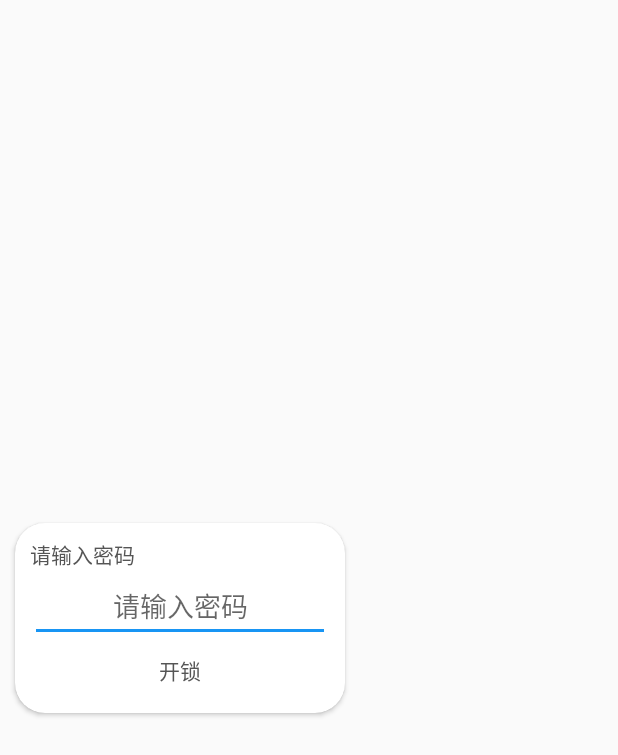
After one commit to ayuanindex/SmartHomeVersion2, an Android app: the layout item_passoword.xml on its own in the app's theme, with its tools: preview values and no code run, on a phone screen of 412 x 824 dp. The commit adds this screen. Shown: the top 755 px of the screen. Run offline under Robolectric (Android 15) with nearby library versions, the phone set to English and light mode, and no system bars.

```diff
--- a/app/src/main/java/com/realmax/smarthomeversion2/audio/VoiceToMessage.java
+++ b/app/src/main/java/com/realmax/smarthomeversion2/audio/VoiceToMessage.java
@@ -182,7 +182,7 @@ public class VoiceToMessage {
                 .maxAudioStartSilenceTime(10000)
                 // 音量回调时间
                 .minVolumeCallbackTime(80)
-                .sensitive(1)
+                .sensitive(3)
                 .build();
 
         if (aaiClient == null) {
--- a/app/src/main/java/com/realmax/smarthomeversion2/tcp/BaseNettyHandler.java
+++ b/app/src/main/java/com/realmax/smarthomeversion2/tcp/BaseNettyHandler.java
@@ -28,7 +28,7 @@ public abstract class BaseNettyHandler extends SimpleChannelInboundHandler<ByteB
 
 
     @Override
-    protected void messageReceived(ChannelHandlerContext channelHandlerContext, ByteBuf msg) throws Exception {
+    protected void messageReceived(ChannelHandlerContext channelHandlerContext, ByteBuf msg) {
         Log.i(TAG, "channelRead0: client channelRead..哈哈哈");
         ByteBuf buf = msg.readBytes(msg.readableBytes());
         String s = buf.toString(StandardCharsets.UTF_8);
@@ -45,7 +45,7 @@ public abstract class BaseNettyHandler extends SimpleChannelInboundHandler<ByteB
     public abstract void callbackFunction(String jsonStr);
 
     @Override
-    public void exceptionCaught(ChannelHandlerContext channelHandlerContext, Throwable cause) throws Exception {
+    public void exceptionCaught(ChannelHandlerContext channelHandlerContext, Throwable cause) {
         cause.printStackTrace();
         channelHandlerContext.close();
     }
--- /dev/null
+++ b/app/src/main/res/layout/item_passoword.xml
@@ -0,0 +1,73 @@
+<?xml version="1.0" encoding="utf-8"?>
+<LinearLayout xmlns:android="http://schemas.android.com/apk/res/android"
+    xmlns:app="http://schemas.android.com/apk/res-auto"
+    android:layout_width="match_parent"
+    android:layout_height="match_parent"
+    android:gravity="center_vertical"
+    android:orientation="vertical">
+
+    <RelativeLayout
+        android:layout_width="match_parent"
+        android:layout_height="wrap_content"
+        android:layout_marginTop="10dp"
+        android:layout_marginBottom="10dp"
+        android:gravity="center_vertical">
+
+        <androidx.cardview.widget.CardView
+            android:layout_width="wrap_content"
+            android:layout_height="wrap_content"
+            android:layout_alignParentStart="true"
+            android:layout_centerInParent="true"
+            android:layout_gravity="end"
+            android:layout_marginStart="10dp"
+            android:layout_marginTop="10dp"
+            android:layout_marginEnd="50dp"
+            android:layout_marginBottom="10dp"
+            app:cardCornerRadius="20dp">
+
+            <LinearLayout
+                android:layout_width="wrap_content"
+                android:layout_height="wrap_content"
+                android:layout_margin="10dp"
+                android:orientation="vertical">
+
+                <TextView
+                    android:id="@+id/tv_message"
+                    android:layout_width="wrap_content"
+                    android:layout_height="wrap_content"
+                    android:text="请输入密码" />
+
+                <EditText
+                    android:id="@+id/et_putPassword"
+                    android:layout_width="wrap_content"
+                    android:layout_height="wrap_content"
+                    android:gravity="center"
+                    android:hint="请输入密码"
+                    android:inputType="numberPassword"
+                    android:maxEms="4"
+                    android:maxLength="4"
+                    android:maxLines="1"
+                    android:minWidth="200dp" />
+
+                <androidx.cardview.widget.CardView
+                    android:id="@+id/cardOk"
+                    style="@style/clickStyle"
+                    android:layout_width="wrap_content"
+                    android:layout_height="wrap_content"
+                    android:layout_gravity="center"
+                    android:minWidth="80dp"
+                    app:cardCornerRadius="10dp"
+                    app:cardElevation="0dp">
+
+                    <TextView
+                        android:layout_width="match_parent"
+                        android:layout_height="match_parent"
+                        android:layout_gravity="center"
+                        android:layout_margin="8dp"
+                        android:gravity="center"
+                        android:text="开锁" />
+                </androidx.cardview.widget.CardView>
+            </LinearLayout>
+        </androidx.cardview.widget.CardView>
+    </RelativeLayout>
+</LinearLayout>
```
Also changed, not shown: app/src/main/java/com/realmax/smarthomeversion2/activity/BaseActivity.java (+15 -15 lines), app/src/main/java/com/realmax/smarthomeversion2/activity/DoorActivity.java (+9 -4 lines), app/src/main/java/com/realmax/smarthomeversion2/audio/AudioControl.java (+126 -4 lines), app/src/main/java/com/realmax/smarthomeversion2/audio/CommendActivity.java (+73 -9 lines), app/src/main/java/com/realmax/smarthomeversion2/bean/MessageBean.java (+8 -8 lines), app/src/main/java/com/realmax/smarthomeversion2/bean/RoomBean.java (+11 -1 lines).
